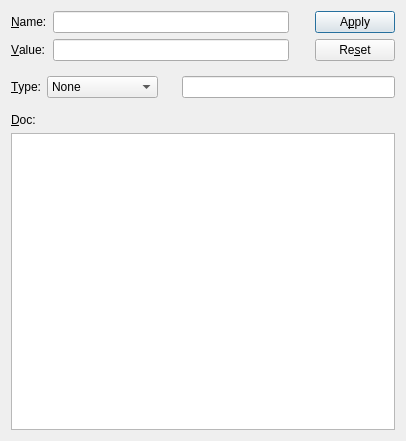
Above: ndtsconfigtool/ui/richattributedlg.ui from jkotan/nexdatas.configtool before the change. Below: the same form after it.
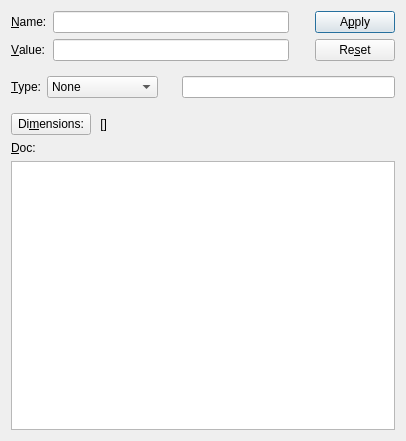
That is the form after the change.

Commit message: adding dimensions into attributes

```diff
--- a/ndtsconfigtool/ui/richattributedlg.ui
+++ b/ndtsconfigtool/ui/richattributedlg.ui
@@ -250,6 +250,43 @@
        </item>
       </layout>
      </item>
+     <item>
+      <layout class="QHBoxLayout" name="horizontalLayout_6">
+       <item>
+        <widget class="QPushButton" name="dimPushButton">
+         <property name="sizePolicy">
+          <sizepolicy hsizetype="Fixed" vsizetype="Fixed">
+           <horstretch>0</horstretch>
+           <verstretch>0</verstretch>
+          </sizepolicy>
+         </property>
+         <property name="text">
+          <string>Di&amp;mensions:</string>
+         </property>
+        </widget>
+       </item>
+       <item>
+        <widget class="QLabel" name="dimLabel">
+         <property name="text">
+          <string> []              </string>
+         </property>
+        </widget>
+       </item>
+       <item>
+        <spacer name="horizontalSpacer_3">
+         <property name="orientation">
+          <enum>Qt::Horizontal</enum>
+         </property>
+         <property name="sizeHint" stdset="0">
+          <size>
+           <width>40</width>
+           <height>20</height>
+          </size>
+         </property>
+        </spacer>
+       </item>
+      </layout>
+     </item>
      <item>
       <layout class="QVBoxLayout" name="verticalLayout">
        <item>
```
Left out of the diff: 3 changed lines with no effect on the pictures. The commit also changes 1 other file.
